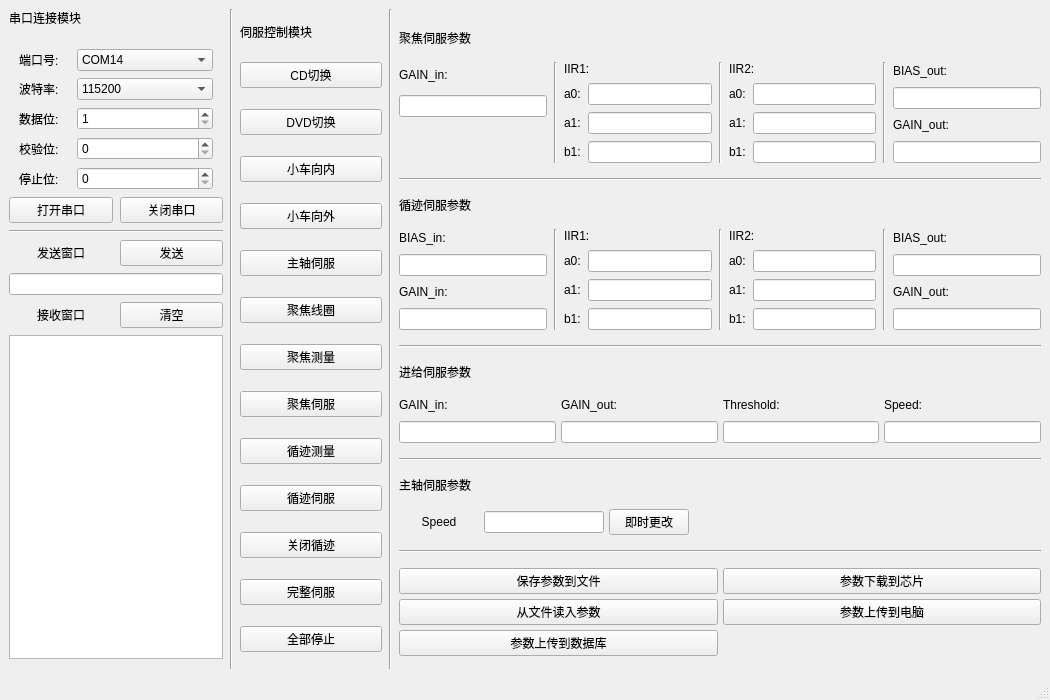
Qt form test.ui (Zhang20000419/Dashboard) before a commit.
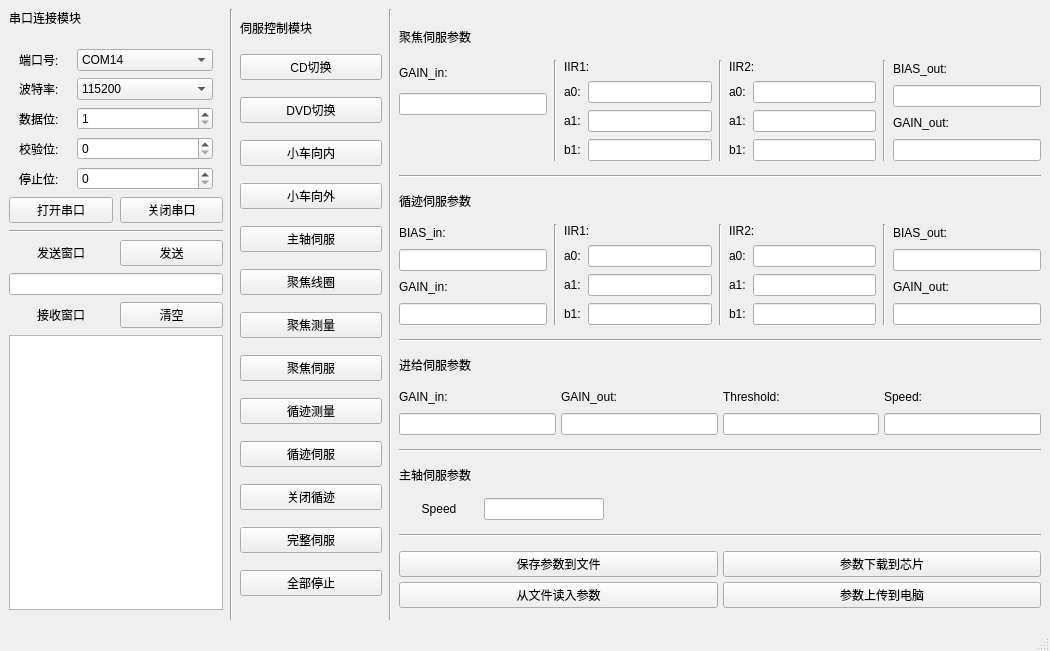
The same form after that commit.

Commit message: complete the right part of the UI and complete the slots of the right buttons

What changed in the file:
```diff
--- a/test.ui
+++ b/test.ui
@@ -7,7 +7,7 @@
     <x>0</x>
     <y>0</y>
     <width>1050</width>
-    <height>700</height>
+    <height>651</height>
    </rect>
   </property>
   <property name="windowTitle">
@@ -534,7 +534,7 @@
            </widget>
           </item>
           <item>
-           <widget class="QLineEdit" name="GAIN_inLineEdit">
+           <widget class="QLineEdit" name="forceGAIN_inLineEdit">
             <property name="minimumSize">
              <size>
               <width>120</width>
@@ -1400,19 +1400,6 @@
           </property>
          </widget>
         </item>
-        <item>
-         <widget class="QPushButton" name="spindleSpeedBtn">
-          <property name="maximumSize">
-           <size>
-            <width>120</width>
-            <height>16777215</height>
-           </size>
-          </property>
-          <property name="text">
-           <string>即时更改</string>
-          </property>
-         </widget>
-        </item>
         <item>
          <spacer name="horizontalSpacer">
           <property name="orientation">
@@ -1437,35 +1424,6 @@
       </item>
       <item>
        <layout class="QGridLayout" name="gridLayout">
-        <item row="2" column="0">
-         <widget class="QPushButton" name="uploadParamsToDatabaseBtn">
-          <property name="toolTipDuration">
-           <number>-1</number>
-          </property>
-          <property name="text">
-           <string>参数上传到数据库</string>
-          </property>
-          <property name="checkable">
-           <bool>true</bool>
-          </property>
-          <property name="autoDefault">
-           <bool>false</bool>
-          </property>
-          <property name="default">
-           <bool>false</bool>
-          </property>
-          <property name="flat">
-           <bool>false</bool>
-          </property>
-         </widget>
-        </item>
-        <item row="0" column="0">
-         <widget class="QPushButton" name="saveParamsToFileBtn">
-          <property name="text">
-           <string>保存参数到文件</string>
-          </property>
-         </widget>
-        </item>
         <item row="0" column="1">
          <widget class="QPushButton" name="downloadParamsToMcuBtn">
           <property name="text">
@@ -1480,6 +1438,13 @@
           </property>
          </widget>
         </item>
+        <item row="0" column="0">
+         <widget class="QPushButton" name="saveParamsToFileBtn">
+          <property name="text">
+           <string>保存参数到文件</string>
+          </property>
+         </widget>
+        </item>
         <item row="1" column="0">
          <widget class="QPushButton" name="getParamsFromFileBtn">
           <property name="mouseTracking">
```
Left out of the diff: 100 changed lines with no effect on the pictures. The commit also changes 2 other files.
